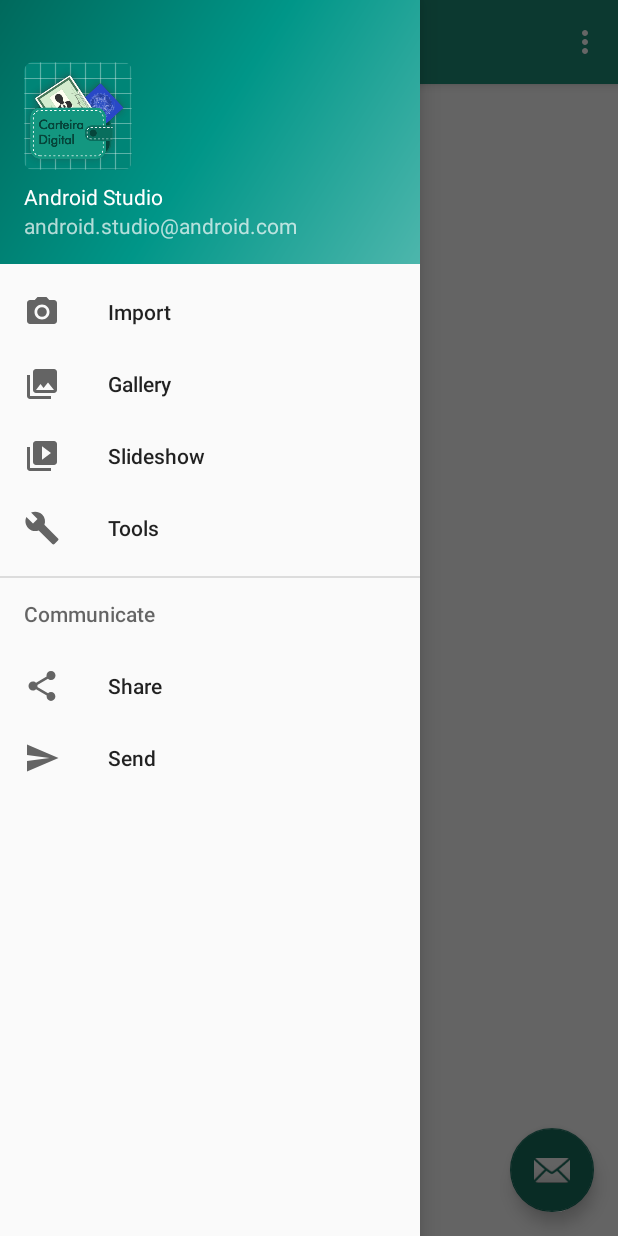
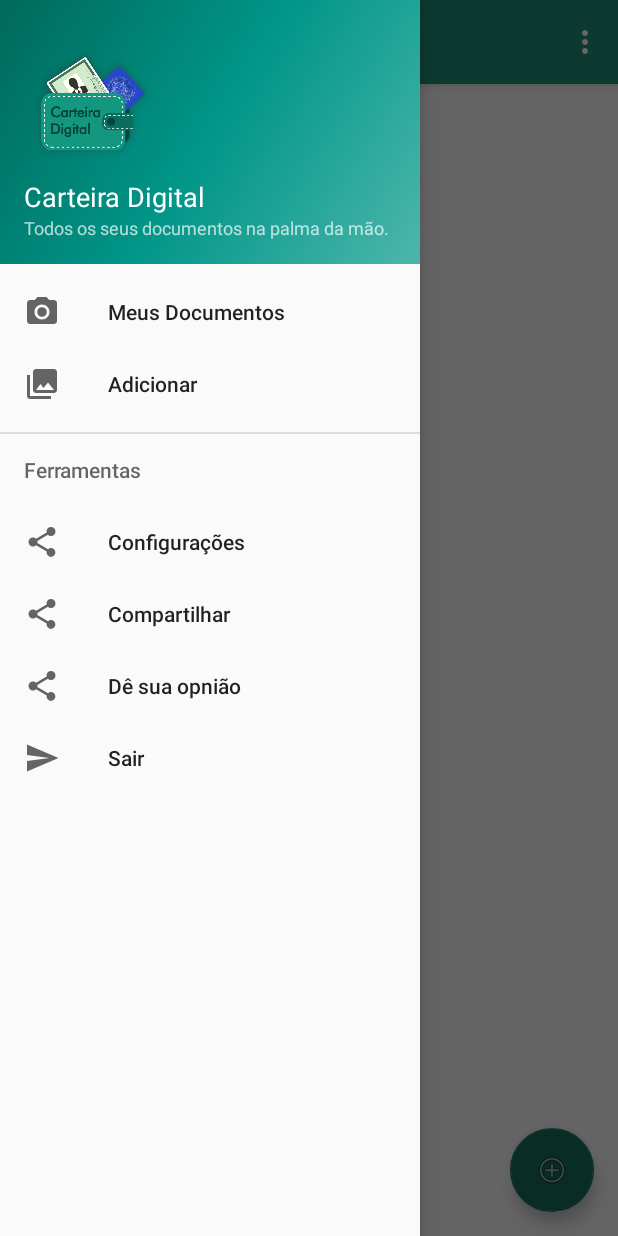
Before and after one commit to xdAnderson/CarteiraDigitalFACI, an Android app: the screen it shows after launch (navigation), with the side drawer open, on a phone screen of 412 x 824 dp. Run offline under Robolectric (Android 15) with nearby library versions, the phone set to English and light mode, and no system bars.

Commit message:
Ajustes de cores Ícone Ajuste de itens da Navigation Drawer

```diff
--- a/app/src/main/java/com/example/lpa/carteiradigitalfaci_pt/view/navigation.java
+++ b/app/src/main/java/com/example/lpa/carteiradigitalfaci_pt/view/navigation.java
@@ -25,7 +25,7 @@ public class navigation extends AppCompatActivity
         Toolbar toolbar = (Toolbar) findViewById(R.id.toolbar);
         setSupportActionBar(toolbar);
 
-        FloatingActionButton fab = (FloatingActionButton) findViewById(R.id.fab);
+        FloatingActionButton fab = (FloatingActionButton) findViewById(R.id.fab_add);
         fab.setOnClickListener(new View.OnClickListener() {
             @Override
             public void onClick(View view) {
@@ -82,17 +82,17 @@ public class navigation extends AppCompatActivity
         // Handle navigation view item clicks here.
         int id = item.getItemId();
 
-        if (id == R.id.nav_camera) {
-            // Handle the camera action
-        } else if (id == R.id.nav_gallery) {
+        if (id == R.id.nav_main) {
 
-        } else if (id == R.id.nav_slideshow) {
+        } else if (id == R.id.nav_add) {
 
-        } else if (id == R.id.nav_manage) {
+        } else if (id == R.id.nav_config) {
 
         } else if (id == R.id.nav_share) {
 
-        } else if (id == R.id.nav_send) {
+        } else if (id == R.id.nav_fb) {
+
+        } else if (id == R.id.nav_sair) {
 
         }
 
--- a/app/src/main/res/layout/app_bar_navigation.xml
+++ b/app/src/main/res/layout/app_bar_navigation.xml
@@ -23,11 +23,11 @@
     <include layout="@layout/content_navigation" />
 
     <android.support.design.widget.FloatingActionButton
-        android:id="@+id/fab"
+        android:id="@+id/fab_add"
         android:layout_width="wrap_content"
         android:layout_height="wrap_content"
         android:layout_gravity="bottom|end"
         android:layout_margin="@dimen/fab_margin"
-        app:srcCompat="@android:drawable/ic_dialog_email" />
+        app:srcCompat="@android:drawable/ic_menu_add" />
 
 </android.support.design.widget.CoordinatorLayout>
--- a/app/src/main/res/layout/nav_header_navigation.xml
+++ b/app/src/main/res/layout/nav_header_navigation.xml
@@ -14,23 +14,25 @@
 
     <ImageView
         android:id="@+id/imageView"
-        android:layout_width="wrap_content"
-        android:layout_height="wrap_content"
+        android:layout_width="93dp"
+        android:layout_height="93dp"
         android:contentDescription="@string/nav_header_desc"
         android:paddingTop="@dimen/nav_header_vertical_spacing"
-        app:srcCompat="@mipmap/ic_launcher_round" />
+        app:srcCompat="@drawable/icon" />
 
     <TextView
         android:layout_width="match_parent"
         android:layout_height="wrap_content"
         android:paddingTop="@dimen/nav_header_vertical_spacing"
-        android:text="@string/nav_header_title"
-        android:textAppearance="@style/TextAppearance.AppCompat.Body1" />
+        android:text="Carteira Digital"
+        android:textAppearance="@style/TextAppearance.AppCompat.Body1"
+        android:textSize="18sp" />
 
     <TextView
         android:id="@+id/textView"
         android:layout_width="wrap_content"
         android:layout_height="wrap_content"
-        android:text="@string/nav_header_subtitle" />
+        android:text="Todos os seus documentos na palma da mão."
+        android:textSize="12sp" />
 
 </LinearLayout>
--- a/app/src/main/res/menu/activity_navigation_drawer.xml
+++ b/app/src/main/res/menu/activity_navigation_drawer.xml
@@ -5,33 +5,36 @@
 
     <group android:checkableBehavior="single">
         <item
-            android:id="@+id/nav_camera"
+            android:id="@+id/nav_main"
             android:icon="@drawable/ic_menu_camera"
-            android:title="Import" />
+            android:title="Meus Documentos" />
         <item
-            android:id="@+id/nav_gallery"
+            android:id="@+id/nav_add"
             android:icon="@drawable/ic_menu_gallery"
-            android:title="Gallery" />
-        <item
-            android:id="@+id/nav_slideshow"
-            android:icon="@drawable/ic_menu_slideshow"
-            android:title="Slideshow" />
-        <item
-            android:id="@+id/nav_manage"
-            android:icon="@drawable/ic_menu_manage"
-            android:title="Tools" />
+            android:title="Adicionar" />
+
     </group>
 
-    <item android:title="Communicate">
+    <item android:title="Ferramentas">
         <menu>
+
+
+            <item
+                android:id="@+id/nav_config"
+                android:icon="@drawable/ic_menu_share"
+                android:title="Configurações" />
             <item
                 android:id="@+id/nav_share"
                 android:icon="@drawable/ic_menu_share"
-                android:title="Share" />
+                android:title="Compartilhar" />
             <item
-                android:id="@+id/nav_send"
+                android:id="@+id/nav_fb"
+                android:icon="@drawable/ic_menu_share"
+                android:title="Dê sua opnião" />
+            <item
+                android:id="@+id/nav_sair"
                 android:icon="@drawable/ic_menu_send"
-                android:title="Send" />
+                android:title="Sair" />
         </menu>
     </item>
 
--- a/app/src/main/res/mipmap-anydpi-v26/ic_launcher.xml
+++ b/app/src/main/res/mipmap-anydpi-v26/ic_launcher.xml
@@ -1,5 +1,5 @@
 <?xml version="1.0" encoding="utf-8"?>
 <adaptive-icon xmlns:android="http://schemas.android.com/apk/res/android">
-    <background android:drawable="@drawable/ic_launcher_background"/>
+    <background android:drawable="@color/ic_launcher_background"/>
     <foreground android:drawable="@mipmap/ic_launcher_foreground"/>
 </adaptive-icon>
--- a/app/src/main/res/mipmap-anydpi-v26/ic_launcher_round.xml
+++ b/app/src/main/res/mipmap-anydpi-v26/ic_launcher_round.xml
@@ -1,5 +1,5 @@
 <?xml version="1.0" encoding="utf-8"?>
 <adaptive-icon xmlns:android="http://schemas.android.com/apk/res/android">
-    <background android:drawable="@drawable/ic_launcher_background"/>
+    <background android:drawable="@color/ic_launcher_background"/>
     <foreground android:drawable="@mipmap/ic_launcher_foreground"/>
 </adaptive-icon>
--- /dev/null
+++ b/app/src/main/res/values/ic_launcher_background.xml
@@ -0,0 +1,4 @@
+<?xml version="1.0" encoding="utf-8"?>
+<resources>
+    <color name="ic_launcher_background">#37A584</color>
+</resources>
```
Also changed, not shown: app/src/main/ic_launcher-web.png, app/src/main/res/mipmap-hdpi/ic_launcher.png, app/src/main/res/mipmap-hdpi/ic_launcher_round.png, app/src/main/res/mipmap-mdpi/ic_launcher.png, app/src/main/res/mipmap-mdpi/ic_launcher_round.png, app/src/main/res/mipmap-xhdpi/ic_launcher.png, app/src/main/res/mipmap-xhdpi/ic_launcher_round.png, app/src/main/res/mipmap-xxhdpi/ic_launcher.png, app/src/main/res/mipmap-xxhdpi/ic_launcher_round.png, app/src/main/res/mipmap-xxxhdpi/ic_launcher.png, app/src/main/res/mipmap-xxxhdpi/ic_launcher_round.png.
